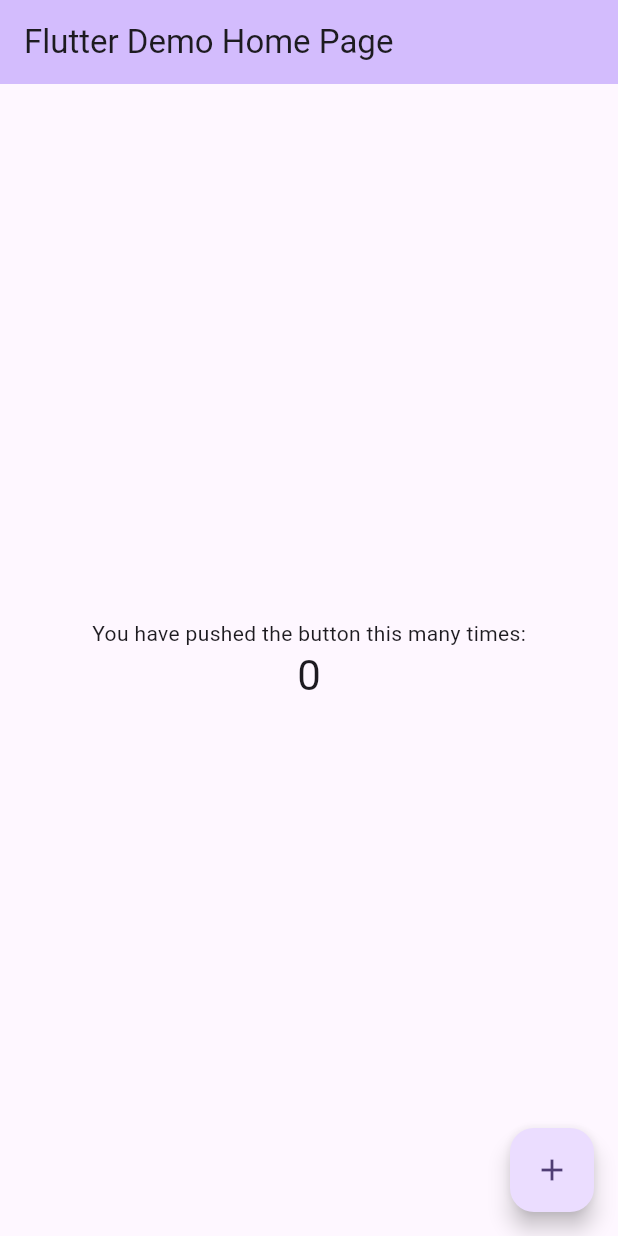
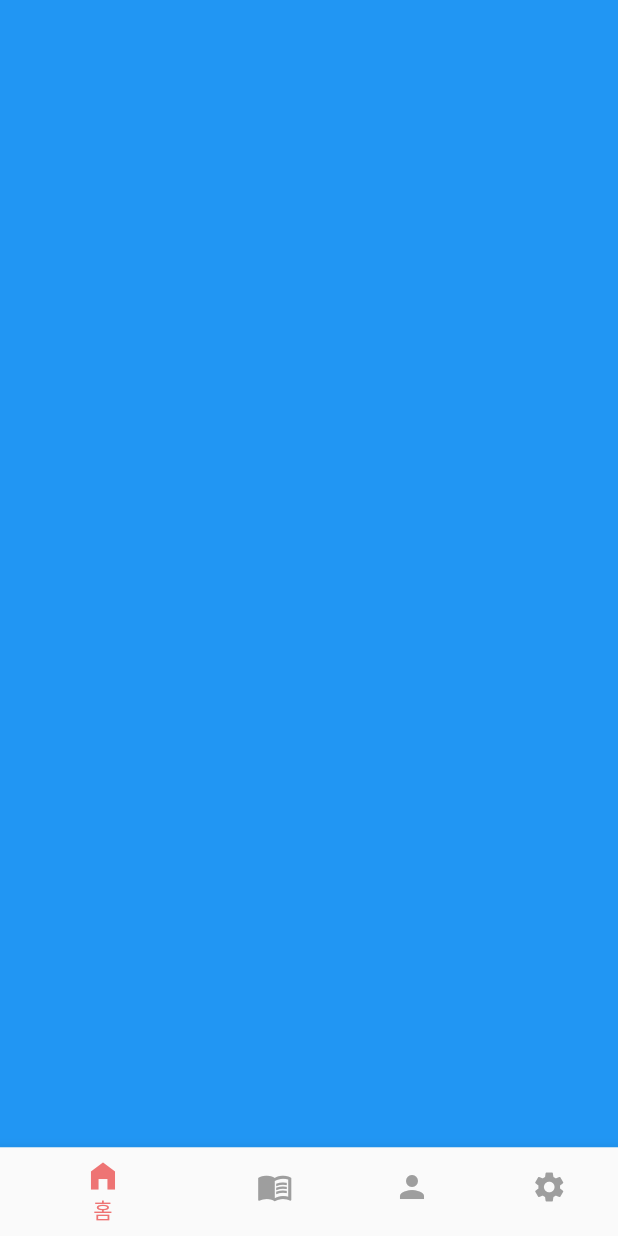
Before and after one commit to Ontheway-01/bookjeok_android, a Flutter app: the screen it shows after launch, on a phone screen of 412 x 824 dp. Run offline on Flutter 3.47's test engine with Material 2 defaults, Android fonts, the phone set to English and light mode, and no system bars.

Commit message:
-TabBar로 화면 전환 완료 -설정 화면 구성 완료
Todo
-캐릭터 화면 구성
-그외의 반응형

```diff
--- a/analysis_options.yaml
+++ b/analysis_options.yaml
@@ -22,6 +22,11 @@ linter:
   # `// ignore_for_file: name_of_lint` syntax on the line or in the file
   # producing the lint.
   rules:
+    prefer_typing_uninitialized_variables: false
+    prefer_const_constructors_in_immutables: false
+    prefer_const_constructors: false
+    avoid_print: false
+    prefer_const_literals_to_create_immutables: false
     # avoid_print: false  # Uncomment to disable the `avoid_print` rule
     # prefer_single_quotes: true  # Uncomment to enable the `prefer_single_quotes` rule
 
--- /dev/null
+++ b/lib/colors/colors.dart
@@ -0,0 +1,23 @@
+import 'package:flutter/material.dart';
+
+const MaterialColor coral = MaterialColor(_coralPrimaryValue, <int, Color>{
+  50: Color(0xFFFDEEEE),
+  100: Color(0xFFFAD5D5),
+  200: Color(0xFFF7BABA),
+  300: Color(0xFFF39E9E),
+  400: Color(0xFFF18989),
+  500: Color(_coralPrimaryValue),
+  600: Color(0xFFEC6C6C),
+  700: Color(0xFFE96161),
+  800: Color(0xFFE75757),
+  900: Color(0xFFE24444),
+});
+const int _coralPrimaryValue = 0xFFEE7474;
+
+const MaterialColor coralAccent = MaterialColor(_coralAccentValue, <int, Color>{
+  100: Color(0xFFFFFFFF),
+  200: Color(_coralAccentValue),
+  400: Color(0xFFFFCFCF),
+  700: Color(0xFFFFB6B6),
+});
+const int _coralAccentValue = 0xFFFFFFFF;
--- a/lib/main.dart
+++ b/lib/main.dart
@@ -1,125 +1,20 @@
+import 'package:bookjeok_android/colors/colors.dart';
+import 'package:bookjeok_android/shared/page_states.dart';
 import 'package:flutter/material.dart';
 
 void main() {
-  runApp(const MyApp());
+  runApp(const BookjeokApp());
 }
 
-class MyApp extends StatelessWidget {
-  const MyApp({super.key});
+class BookjeokApp extends StatelessWidget {
+  const BookjeokApp({super.key});
 
-  // This widget is the root of your application.
   @override
   Widget build(BuildContext context) {
     return MaterialApp(
-      title: 'Flutter Demo',
-      theme: ThemeData(
-        // This is the theme of your application.
-        //
-        // TRY THIS: Try running your application with "flutter run". You'll see
-        // the application has a blue toolbar. Then, without quitting the app,
-        // try changing the seedColor in the colorScheme below to Colors.green
-        // and then invoke "hot reload" (save your changes or press the "hot
-        // reload" button in a Flutter-supported IDE, or press "r" if you used
-        // the command line to start the app).
-        //
-        // Notice that the counter didn't reset back to zero; the application
-        // state is not lost during the reload. To reset the state, use hot
-        // restart instead.
-        //
-        // This works for code too, not just values: Most code changes can be
-        // tested with just a hot reload.
-        colorScheme: ColorScheme.fromSeed(seedColor: Colors.deepPurple),
-        useMaterial3: true,
-      ),
-      home: const MyHomePage(title: 'Flutter Demo Home Page'),
+      theme: ThemeData(primarySwatch: coral),
+      home: PageStates(),
+
     );
   }
 }
-
-class MyHomePage extends StatefulWidget {
-  const MyHomePage({super.key, required this.title});
-
-  // This widget is the home page of your application. It is stateful, meaning
-  // that it has a State object (defined below) that contains fields that affect
-  // how it looks.
-
-  // This class is the configuration for the state. It holds the values (in this
-  // case the title) provided by the parent (in this case the App widget) and
-  // used by the build method of the State. Fields in a Widget subclass are
-  // always marked "final".
-
-  final String title;
-
-  @override
-  State<MyHomePage> createState() => _MyHomePageState();
-}
-
-class _MyHomePageState extends State<MyHomePage> {
-  int _counter = 0;
-
-  void _incrementCounter() {
-    setState(() {
-      // This call to setState tells the Flutter framework that something has
-      // changed in this State, which causes it to rerun the build method below
-      // so that the display can reflect the updated values. If we changed
-      // _counter without calling setState(), then the build method would not be
-      // called again, and so nothing would appear to happen.
-      _counter++;
-    });
-  }
-
-  @override
-  Widget build(BuildContext context) {
-    // This method is rerun every time setState is called, for instance as done
-    // by the _incrementCounter method above.
-    //
-    // The Flutter framework has been optimized to make rerunning build methods
-    // fast, so that you can just rebuild anything that needs updating rather
-    // than having to individually change instances of widgets.
-    return Scaffold(
-      appBar: AppBar(
-        // TRY THIS: Try changing the color here to a specific color (to
-        // Colors.amber, perhaps?) and trigger a hot reload to see the AppBar
-        // change color while the other colors stay the same.
-        backgroundColor: Theme.of(context).colorScheme.inversePrimary,
-        // Here we take the value from the MyHomePage object that was created by
-        // the App.build method, and use it to set our appbar title.
-        title: Text(widget.title),
-      ),
-      body: Center(
-        // Center is a layout widget. It takes a single child and positions it
-        // in the middle of the parent.
-        child: Column(
-          // Column is also a layout widget. It takes a list of children and
-          // arranges them vertically. By default, it sizes itself to fit its
-          // children horizontally, and tries to be as tall as its parent.
-          //
-          // Column has various properties to control how it sizes itself and
-          // how it positions its children. Here we use mainAxisAlignment to
-          // center the children vertically; the main axis here is the vertical
-          // axis because Columns are vertical (the cross axis would be
-          // horizontal).
-          //
-          // TRY THIS: Invoke "debug painting" (choose the "Toggle Debug Paint"
-          // action in the IDE, or press "p" in the console), to see the
-          // wireframe for each widget.
-          mainAxisAlignment: MainAxisAlignment.center,
-          children: <Widget>[
-            const Text(
-              'You have pushed the button this many times:',
-            ),
-            Text(
-              '$_counter',
-              style: Theme.of(context).textTheme.headlineMedium,
-            ),
-          ],
-        ),
-      ),
-      floatingActionButton: FloatingActionButton(
-        onPressed: _incrementCounter,
-        tooltip: 'Increment',
-        child: const Icon(Icons.add),
-      ), // This trailing comma makes auto-formatting nicer for build methods.
-    );
-  }
-}
--- /dev/null
+++ b/lib/models/setting_data.dart
@@ -0,0 +1,5 @@
+import 'package:flutter/material.dart';
+
+class Setting{
+
+}
--- /dev/null
+++ b/lib/pages/home_page.dart
@@ -0,0 +1,11 @@
+import 'package:flutter/material.dart';
+class HomePage extends StatelessWidget {
+  const HomePage({super.key});
+
+  @override
+  Widget build(BuildContext context) {
+    return Container(
+       color: Colors.blue,
+    );
+  }
+}
--- /dev/null
+++ b/lib/shared/page_states.dart
@@ -0,0 +1,51 @@
+import 'package:bookjeok_android/colors/colors.dart';
+import 'package:bookjeok_android/pages/character_page.dart';
+import 'package:bookjeok_android/pages/home_page.dart';
+import 'package:bookjeok_android/pages/library_page.dart';
+import 'package:bookjeok_android/pages/setting_page.dart';
+import 'package:flutter/cupertino.dart';
+import 'package:flutter/material.dart';
+
+class PageStates extends StatefulWidget {
+  const PageStates({Key? key}) : super(key: key);
+
+  @override
+  _PageState createState() => _PageState();
+}
+
+class _PageState extends State<PageStates> {
+  int _selectedIndex = 0;
+
+  List<Widget> pages = <Widget>[
+    HomePage(),
+    LibraryPage(),
+    CharacterPage(),
+    SettingPage(),
+  ];
+
+  void _onItemTapped(int index) {
+    setState(() {
+      _selectedIndex = index;
+    });
+  }
+  @override
+  Widget build(BuildContext context) {
+
+    return Scaffold(
+        body: pages[_selectedIndex],
+        bottomNavigationBar: BottomNavigationBar(
+          selectedItemColor: coral,
+          unselectedItemColor: Colors.grey,
+          unselectedLabelStyle: TextStyle(color: Colors.grey),
+          items: [
+            const BottomNavigationBarItem(icon: Icon(Icons.home_filled), label: '홈'),
+            const BottomNavigationBarItem(icon: Icon(Icons.menu_book), label: '서재'),
+            const BottomNavigationBarItem(icon: Icon(Icons.person), label: '캐릭터'),
+            const BottomNavigationBarItem(icon: Icon(Icons.settings), label: '설정'),
+          ],
+          currentIndex: _selectedIndex,
+          onTap: _onItemTapped,
+        ),
+    );
+  }
+}
--- a/pubspec.yaml
+++ b/pubspec.yaml
@@ -52,7 +52,8 @@ dev_dependencies:
 
 # The following section is specific to Flutter packages.
 flutter:
-
+  assets:
+    - assets/
   # The following line ensures that the Material Icons font is
   # included with your application, so that you can use the icons in
   # the material Icons class.
```
Also changed, not shown: lib/Views/setting_list_view.dart (added, +86 -0 lines), lib/pages/character_page.dart (added, +11 -0 lines), lib/pages/library_page.dart (added, +11 -0 lines), lib/pages/setting_page.dart (added, +10 -0 lines), assets/cat.png (added), 1 other file.
